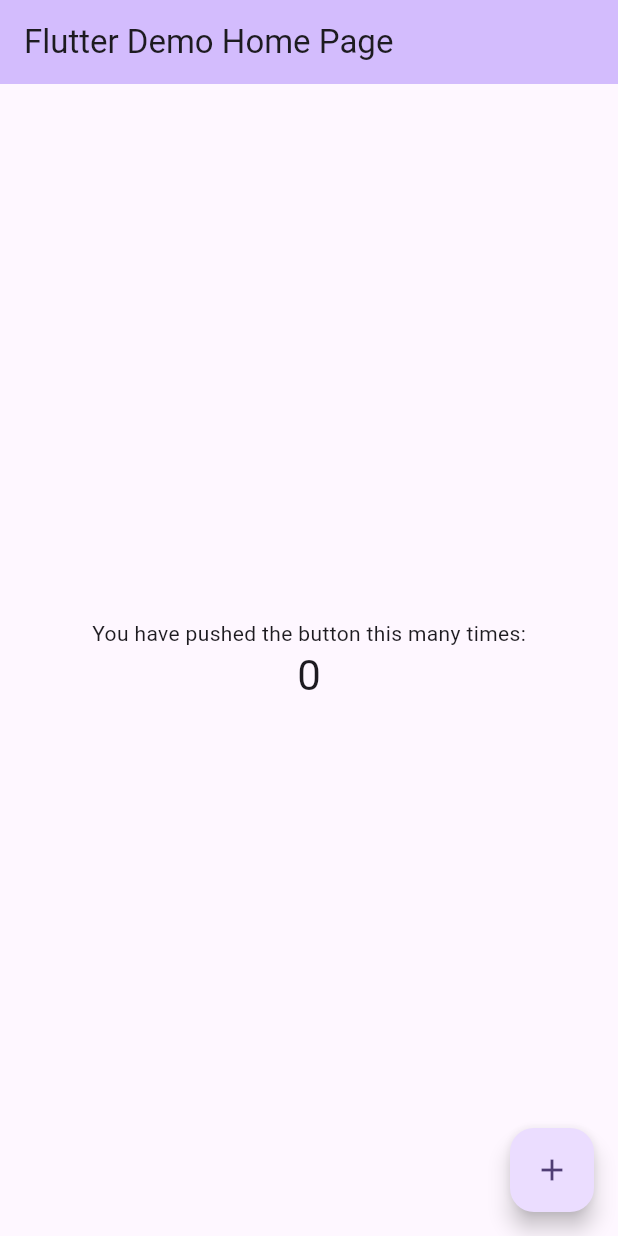
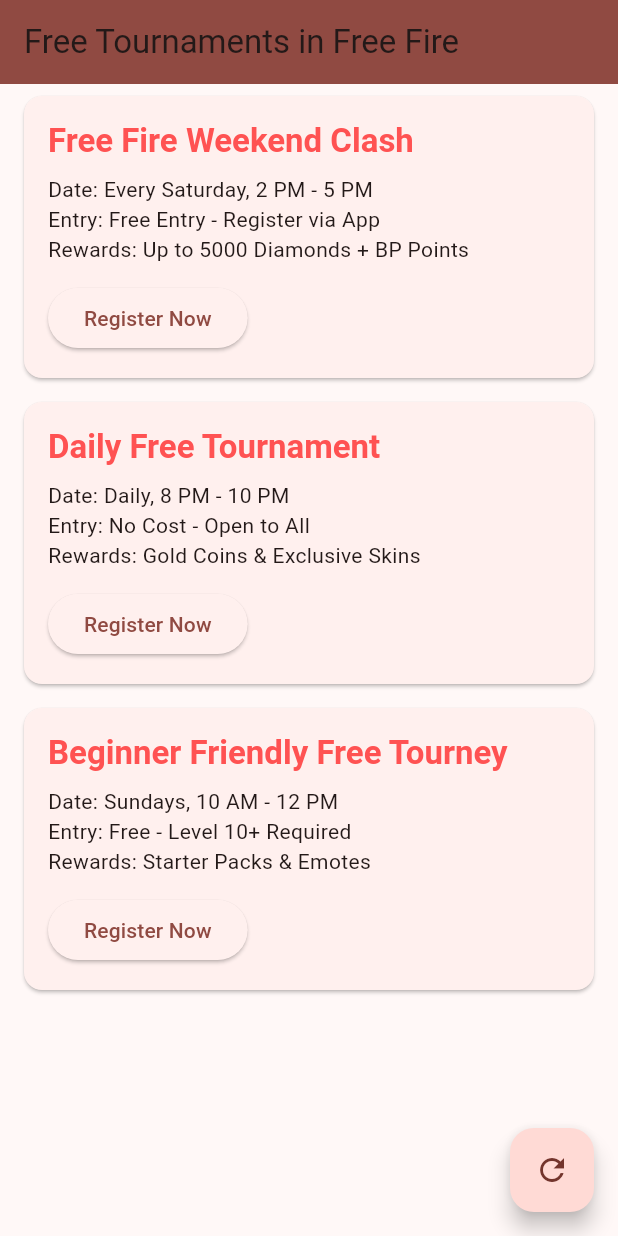
Before and after one commit to could-ai/019a2190-1e71-7b54-ad75-7eb07d1410fa, a Flutter app: the screen it shows after launch, on a phone screen of 412 x 824 dp. Run offline on Flutter 3.47's test engine with Material 3 defaults, Android fonts, the phone set to English and light mode, and no system bars.

Commit message:
Completely replaced the existing Flutter counter template with a Free Fire tournament app. The old counter logic, state management, and UI elements (like increment button and counter display) were removed to focus on tournament functionality. Added a new app structure with a tournament list screen, including hardcoded sample data for three free tournaments, Material Design cards for each tournament with details (name, date, entry, rewards), and interactive elements like a register button and refresh FAB. This adds browsing capability, removes irrelevant demo code, and establishes a themed UI foundation using red color scheme for Free Fire branding, ensuring the app is ready for expansion with real data or backend integration later.

```diff
--- a/usr/lib/main.dart
+++ b/usr/lib/main.dart
@@ -1,120 +1,112 @@
 import 'package:flutter/material.dart';
 
 void main() {
-  runApp(const MyApp());
+  runApp(const FreeFireTournamentApp());
 }
 
-class MyApp extends StatelessWidget {
-  const MyApp({super.key});
+class FreeFireTournamentApp extends StatelessWidget {
+  const FreeFireTournamentApp({super.key});
 
-  // This widget is the root of your application.
   @override
   Widget build(BuildContext context) {
     return MaterialApp(
-      title: 'Flutter Demo',
+      title: 'Free Fire Tournaments',
       debugShowCheckedModeBanner: false,
       theme: ThemeData(
-        // This is the theme of your application.
-        //
-        // TRY THIS: Try running your application with "flutter run". You'll see
-        // the application has a purple toolbar. Then, without quitting the app,
-        // try changing the seedColor in the colorScheme below to Colors.green
-        // and then invoke "hot reload" (save your changes or press the "hot
-        // reload" button in a Flutter-supported IDE, or press "r" if you used
-        // the command line to start the app).
-        //
-        // Notice that the counter didn't reset back to zero; the application
-        // state is not lost during the reload. To reset the state, use hot
-        // restart instead.
-        //
-        // This works for code too, not just values: Most code changes can be
-        // tested with just a hot reload.
-        colorScheme: ColorScheme.fromSeed(seedColor: Colors.deepPurple),
+        colorScheme: ColorScheme.fromSeed(seedColor: Colors.red),
+        useMaterial3: true,
       ),
-      home: const MyHomePage(title: 'Flutter Demo Home Page'),
+      home: const TournamentHomePage(),
     );
   }
 }
 
-class MyHomePage extends StatefulWidget {
-  const MyHomePage({super.key, required this.title});
-
-  // This widget is the home page of your application. It is stateful, meaning
-  // that it has a State object (defined below) that contains fields that affect
-  // how it looks.
-
-  // This class is the configuration for the state. It holds the values (in this
-  // case the title) provided by the parent (in this case the App widget) and
-  // used by the build method of the State. Fields in a Widget subclass are
-  // always marked "final".
-
-  final String title;
+class TournamentHomePage extends StatefulWidget {
+  const TournamentHomePage({super.key});
 
   @override
-  State<MyHomePage> createState() => _MyHomePageState();
+  State<TournamentHomePage> createState() => _TournamentHomePageState();
 }
 
-class _MyHomePageState extends State<MyHomePage> {
-  int _counter = 0;
+class _TournamentHomePageState extends State<TournamentHomePage> {
+  final List<Map<String, String>> tournaments = [
+    {
+      'name': 'Free Fire Weekend Clash',
+      'date': 'Every Saturday, 2 PM - 5 PM',
+      'entry': 'Free Entry - Register via App',
+      'rewards': 'Up to 5000 Diamonds + BP Points',
+    },
+    {
+      'name': 'Daily Free Tournament',
+      'date': 'Daily, 8 PM - 10 PM',
+      'entry': 'No Cost - Open to All',
+      'rewards': 'Gold Coins & Exclusive Skins',
+    },
+    {
+      'name': 'Beginner Friendly Free Tourney',
+      'date': 'Sundays, 10 AM - 12 PM',
+      'entry': 'Free - Level 10+ Required',
+      'rewards': 'Starter Packs & Emotes',
+    },
+  ];
 
-  void _incrementCounter() {
+  void _refreshTournaments() {
+    // Placeholder for refresh logic (e.g., fetch from API later)
     setState(() {
-      // This call to setState tells the Flutter framework that something has
-      // changed in this State, which causes it to rerun the build method below
-      // so that the display can reflect the updated values. If we changed
-      // _counter without calling setState(), then the build method would not be
-      // called again, and so nothing would appear to happen.
-      _counter++;
+      // Could add loading state or new data here
     });
   }
 
   @override
   Widget build(BuildContext context) {
-    // This method is rerun every time setState is called, for instance as done
-    // by the _incrementCounter method above.
-    //
-    // The Flutter framework has been optimized to make rerunning build methods
-    // fast, so that you can just rebuild anything that needs updating rather
-    // than having to individually change instances of widgets.
     return Scaffold(
       appBar: AppBar(
-        // TRY THIS: Try changing the color here to a specific color (to
-        // Colors.amber, perhaps?) and trigger a hot reload to see the AppBar
-        // change color while the other colors stay the same.
-        backgroundColor: Theme.of(context).colorScheme.inversePrimary,
-        // Here we take the value from the MyHomePage object that was created by
-        // the App.build method, and use it to set our appbar title.
-        title: Text(widget.title),
+        title: const Text('Free Tournaments in Free Fire'),
+        backgroundColor: Theme.of(context).colorScheme.primary,
       ),
-      body: Center(
-        // Center is a layout widget. It takes a single child and positions it
-        // in the middle of the parent.
-        child: Column(
-          // Column is also a layout widget. It takes a list of children and
-          // arranges them vertically. By default, it sizes itself to fit its
-          // children horizontally, and tries to be as tall as its parent.
-          //
-          // Column has various properties to control how it sizes itself and
-          // how it positions its children. Here we use mainAxisAlignment to
-          // center the children vertically; the main axis here is the vertical
-          // axis because Columns are vertical (the cross axis would be
-          // horizontal).
-          //
-          // TRY THIS: Invoke "debug painting" (choose the "Toggle Debug Paint"
-          // action in the IDE, or press "p" in the console), to see the
-          // wireframe for each widget.
-          mainAxisAlignment: MainAxisAlignment.center,
-          children: <Widget>[
-            const Text('You have pushed the button this many times:'),
-            Text('$_counter', style: Theme.of(context).textTheme.headlineMedium),
-          ],
-        ),
+      body: ListView.builder(
+        itemCount: tournaments.length,
+        itemBuilder: (context, index) {
+          final tournament = tournaments[index];
+          return Card(
+            margin: const EdgeInsets.symmetric(horizontal: 16, vertical: 8),
+            child: Padding(
+              padding: const EdgeInsets.all(16),
+              child: Column(
+                crossAxisAlignment: CrossAxisAlignment.start,
+                children: [
+                  Text(
+                    tournament['name']!,
+                    style: Theme.of(context).textTheme.titleLarge?.copyWith(
+                      fontWeight: FontWeight.bold,
+                      color: Colors.redAccent,
+                    ),
+                  ),
+                  const SizedBox(height: 8),
+                  Text('Date: ${tournament['date']}', style: Theme.of(context).textTheme.bodyMedium),
+                  Text('Entry: ${tournament['entry']}', style: Theme.of(context).textTheme.bodyMedium),
+                  Text('Rewards: ${tournament['rewards']}', style: Theme.of(context).textTheme.bodyMedium),
+                  const SizedBox(height: 12),
+                  ElevatedButton(
+                    onPressed: () {
+                      // Placeholder for registration or details navigation
+                      ScaffoldMessenger.of(context).showSnackBar(
+                        SnackBar(content: Text('Register for ${tournament['name']}')),
+                      );
+                    },
+                    child: const Text('Register Now'),
+                  ),
+                ],
+              ),
+            ),
+          );
+        },
       ),
       floatingActionButton: FloatingActionButton(
-        onPressed: _incrementCounter,
-        tooltip: 'Increment',
-        child: const Icon(Icons.add),
-      ), // This trailing comma makes auto-formatting nicer for build methods.
+        onPressed: _refreshTournaments,
+        tooltip: 'Refresh Tournaments',
+        child: const Icon(Icons.refresh),
+      ),
     );
   }
 }
```
